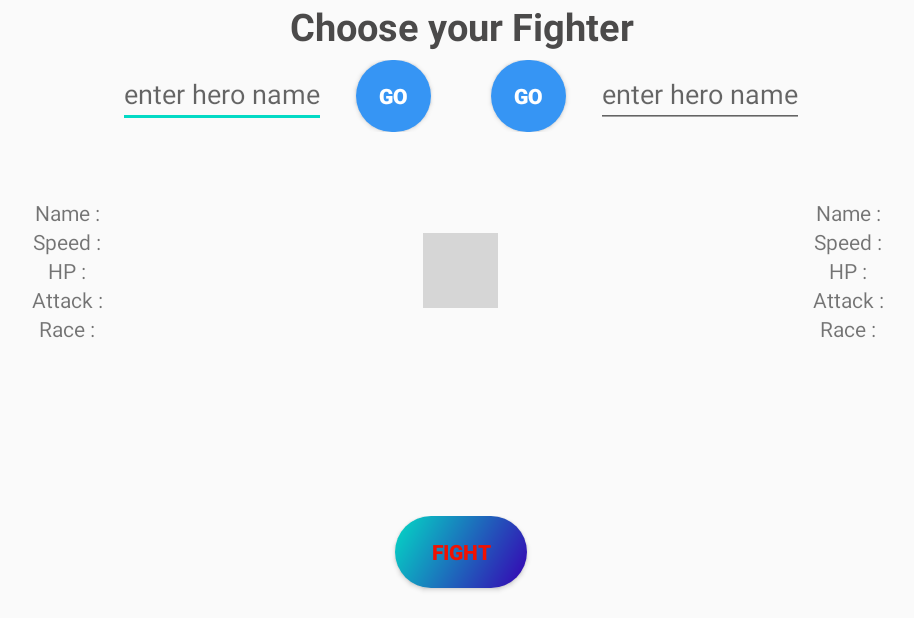
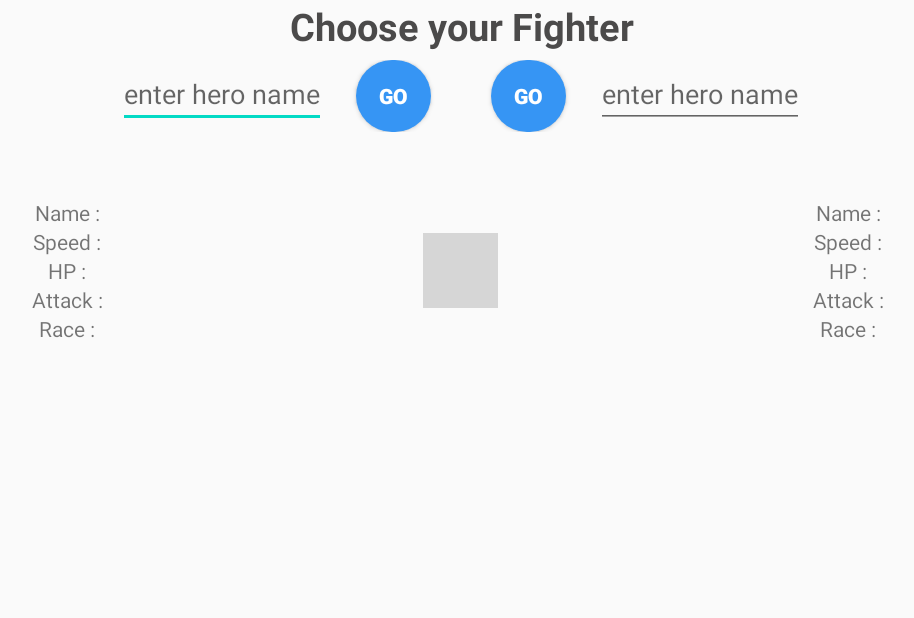
Before and after one commit to Pikasuke/Android, an Android app: the Fight screen opened directly, with no data from a screen before it, after a tap on "GO", on a phone screen of 824 x 412 dp (held sideways). Shown: the whole screen, without its empty margins (157-1071 px from the left). Run offline under Robolectric (Android 15) with nearby library versions, the phone set to English and light mode, and no system bars; libraries missing offline, so code that uses them is left out: androidx.constraintlayout.solver; 2 statements that could not run were skipped; grey boxes are pictures that could not be loaded.

Commit message:
Travail sur l'animation des images non terminé

```diff
--- a/SuperHeroProject/app/src/main/java/com/example/superheroproject/Fight.java
+++ b/SuperHeroProject/app/src/main/java/com/example/superheroproject/Fight.java
@@ -14,6 +14,7 @@ import android.widget.EditText;
 import android.widget.ImageView;
 import android.widget.LinearLayout;
 import android.widget.TextView;
+import android.widget.Toast;
 
 import org.json.JSONArray;
 import org.json.JSONException;
@@ -26,7 +27,7 @@ public class Fight extends AppCompatActivity {
     public TextView tvName, tvSpeed, tvHP, tvAttack, tvRace, tvName2, tvSpeed2, tvHP2, tvAttack2, tvRace2;
     public AutoCompleteTextView edSearch1, edSearch2;
     public ImageView imv1, imv2, imvVs, imvWin;
-    public String url, spurl, spurl2, urlImg1, urlImg2, heroCherche, heroCherche2, name1, name2, race1, race2;
+    public String url, spurl, spurl2, urlImg1, urlImg2, heroCherche, heroCherche2, name1, name2, race1, race2, speedinit, speedinit2;
     public Integer speed1, hp1, attack1, speed2, hp2, attack2, preums;
     public Integer[] tableauCombat;
     public Boolean premierQuiTape;
@@ -38,6 +39,7 @@ public class Fight extends AppCompatActivity {
         btnGo1 = findViewById(R.id.btnGo1);
         btnGo2 = findViewById(R.id.btnGo2);
         btnFight = findViewById(R.id.btnFight);
+        btnFight.setVisibility(View.INVISIBLE);
         btnRestart = findViewById(R.id.btnRestart);
         btnRestart.setVisibility(View.INVISIBLE);
         tvName = findViewById(R.id.tvName);
@@ -65,6 +67,7 @@ public class Fight extends AppCompatActivity {
             @Override
             public void onClick(View v) {
                 loadHero(edSearch1, name1,tvName, speed1, tvSpeed, hp1, tvHP, attack1, tvAttack,  race1, tvRace, imv1);
+                if (verifHeroCharge()) btnFight.setVisibility(View.VISIBLE);
             }
         });
 
@@ -72,12 +75,16 @@ public class Fight extends AppCompatActivity {
             @Override
             public void onClick(View v) {
                 loadHero(edSearch2, name2, tvName2, speed2, tvSpeed2, hp2, tvHP2, attack2, tvAttack2, race2, tvRace2, imv2);
+                if (verifHeroCharge()) btnFight.setVisibility(View.VISIBLE);
+
             }
         });
 
         btnFight.setOnClickListener(new View.OnClickListener() {
             @Override
             public void onClick(View v) {
+            //Verif que les 2 heros st ddl
+                if (verifHeroCharge()) {
                     lName.setVisibility(View.INVISIBLE);
                     invisible(lCard);
                     invisible(lCard2);
@@ -90,7 +97,14 @@ public class Fight extends AppCompatActivity {
                     hp1 = Integer.parseInt(tvHP.getText().toString());
                     hp2 = Integer.parseInt(tvHP2.getText().toString());
 
+                    imvVs.animate().alpha(0).setDuration(500);
+                    imv1.animate().translationX(200).setDuration(1000);
+                    imv2.animate().translationX(-200).setDuration(1000);
                     fight(speed1, hp1, attack1, speed2, hp2, attack2);
+                }
+                else {
+                    Toast.makeText(Fight.this, "Veuillez selectionner 2 Heroes", Toast.LENGTH_LONG).show();
+                }
 
                 //Intent intent = new Intent(Fight.this, Result.class);
                 //speed1 = intent.getStringExtra("speed1");
@@ -155,7 +169,9 @@ public class Fight extends AppCompatActivity {
 
         //Affiche le vainqueur , ou efface le perdant
         if (premierQuiTape && tableauCombat[0]>0){
-            imv2.setVisibility(View.INVISIBLE);
+          //  imv2.setVisibility(View.INVISIBLE);
+            imv2.animate().withEndAction(){
+            }
         } else if (premierQuiTape && tableauCombat[0]<=0) {
             imv1.setVisibility(View.INVISIBLE);
         } else if (!premierQuiTape && tableauCombat[0]>0) {
@@ -163,8 +179,8 @@ public class Fight extends AppCompatActivity {
         } else if(!premierQuiTape && tableauCombat[0]<=0){
             imv2.setVisibility(View.INVISIBLE);
         }
-        invisible(imvVs);
-        imvWin.setVisibility(View.VISIBLE);
+        //invisible(imvVs);
+      //  imvWin.setVisibility(View.VISIBLE);
         btnRestart.setVisibility(View.VISIBLE);
     }
 
@@ -230,4 +246,13 @@ public class Fight extends AppCompatActivity {
             e.printStackTrace();
         }
     }
+
+    public boolean verifHeroCharge() {
+        speedinit = tvSpeed.getText().toString();
+        speedinit2 = tvSpeed.getText().toString();
+        if (speedinit!="" && speedinit2!="") {
+            return true;
+        } else
+            return false;
     }
+}
--- a/SuperHeroProject/app/src/main/res/layout/activity_fight.xml
+++ b/SuperHeroProject/app/src/main/res/layout/activity_fight.xml
@@ -86,7 +86,8 @@
             <TextView
                 android:id="@+id/tvSpeed"
                 android:layout_width="wrap_content"
-                android:layout_height="wrap_content" />
+                android:layout_height="wrap_content"
+                />
            </LinearLayout>
             <LinearLayout
                 android:layout_width="wrap_content"
@@ -174,7 +175,8 @@
                 <TextView
                     android:id="@+id/tvSpeed2"
                     android:layout_width="wrap_content"
-                    android:layout_height="wrap_content" />
+                    android:layout_height="wrap_content"
+                    />
             </LinearLayout>
             <LinearLayout
                 android:layout_width="wrap_content"
```
Lines whose indentation alone changed are shown as unchanged.
